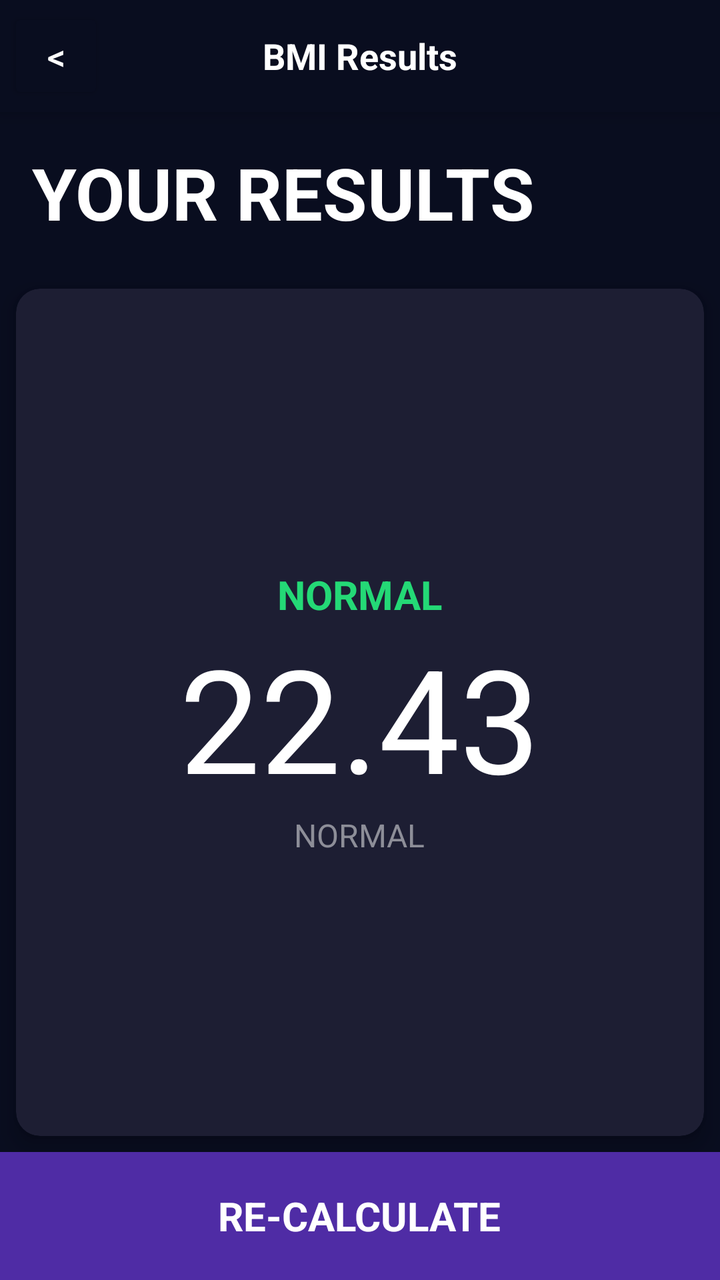
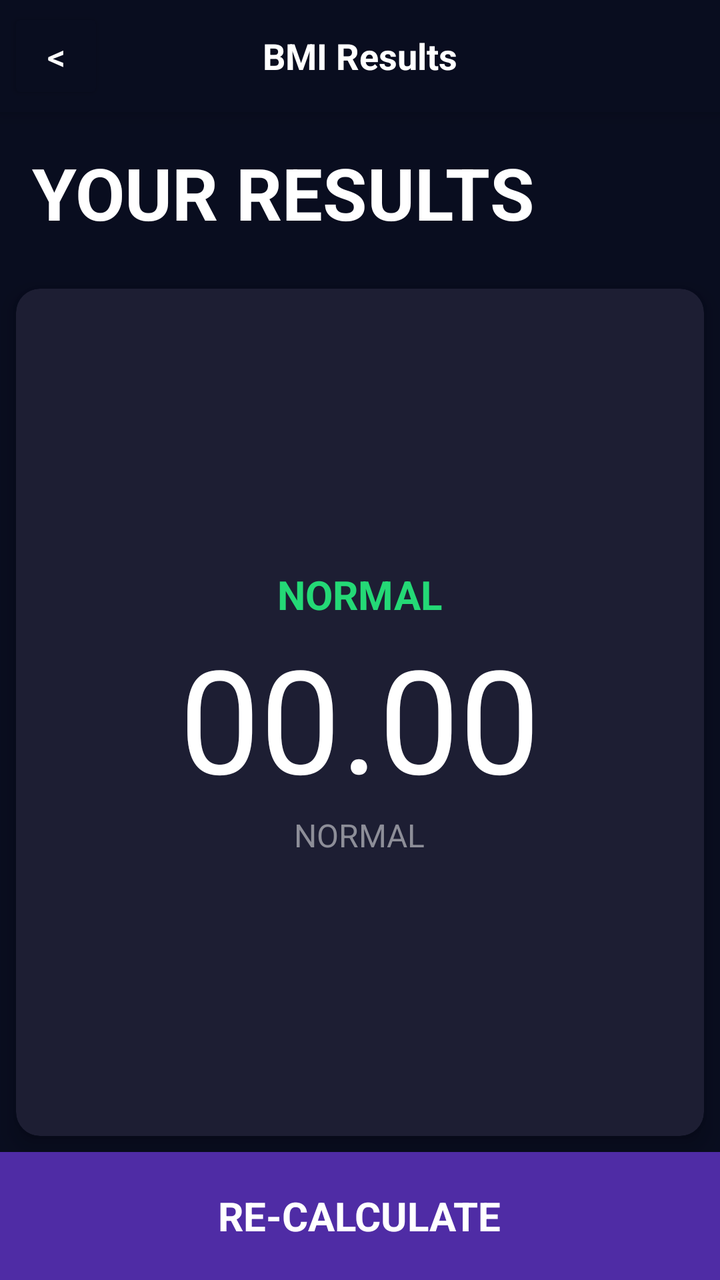

Two renders of the same Android screen: before a commit and after it. Below are the layout's source before the change and the commit's diff.
<!-- AndroidManifest.xml: application theme Theme.DSAMACT03AndroidStudioInicial -->
<!-- res/layout/second_activity.xml -->
<?xml version="1.0" encoding="utf-8"?>
<LinearLayout xmlns:android="http://schemas.android.com/apk/res/android"
    android:layout_width="match_parent"
    android:layout_height="match_parent"
    android:orientation="vertical"
    android:padding="0dp">
    <androidx.cardview.widget.CardView
        xmlns:app="http://schemas.android.com/apk/res-auto"
        android:id="@+id/cardBackUpper"
        android:layout_width="match_parent"
        android:layout_height="56dp"
        android:layout_margin="0dp"
        app:cardBackgroundColor="@color/white"
        app:cardCornerRadius="0dp"
        app:cardElevation="6dp"
        android:backgroundTint="@color/background">
        <LinearLayout
            android:layout_width="match_parent"
            android:layout_height="match_parent"
            android:orientation="horizontal"
            android:gravity="center_vertical">
            <Button
                android:layout_width="48dp"
                android:layout_height="48dp"
                android:layout_marginStart="4dp"
                android:backgroundTint="@color/background"
                android:minWidth="0dp"
                android:minHeight="0dp"
                android:padding="0dp"
                android:text="@string/lt"
                android:textColor="@color/white"
                android:textSize="18sp"

                />
            <TextView
                android:layout_width="0dp"
                android:layout_height="wrap_content"
                android:layout_weight="1"
                android:layout_marginEnd="52dp"
                android:gravity="center"
                android:text="@string/resultTitle"
                android:textSize="18sp"
                android:textStyle="bold"
                android:textColor="@color/white"/>
        </LinearLayout>
    </androidx.cardview.widget.CardView>

    <LinearLayout
        android:layout_width="match_parent"
        android:layout_height="wrap_content"
        android:orientation="vertical"
        android:background="@color/background">

        <TextView
            android:layout_width="match_parent"
            android:layout_height="wrap_content"
            android:layout_marginTop="16dp"
            android:layout_marginBottom="16dp"
            android:layout_marginStart="16dp"
            android:textSize="36sp"
            android:text="@string/urResults"
            android:textColor="@color/white"
            android:textStyle="bold"/>
    </LinearLayout>
    <LinearLayout
        android:layout_width="match_parent"
        android:layout_height="match_parent"
        android:orientation="vertical"
        android:padding="0dp"
        android:background="@color/background">
        <androidx.cardview.widget.CardView
            xmlns:app="http://schemas.android.com/apk/res-auto"
            android:id="@+id/cardResults"
            android:layout_width="match_parent"
            android:layout_height="0dp"
            android:layout_weight="1"
            android:layout_marginStart="16dp"
            android:layout_marginEnd="16dp"
            android:layout_marginBottom="16dp"
            app:cardCornerRadius="12dp"
            android:layout_margin="8dp"
            app:cardBackgroundColor="@color/cardLight"
            app:cardElevation="6dp">
            <LinearLayout
                android:layout_width="match_parent"
                android:layout_height="match_parent"
                android:orientation="vertical"
                android:gravity="center">
                <TextView
                    android:id="@+id/bmiText"
                    android:layout_width="wrap_content"
                    android:layout_height="wrap_content"
                    android:textSize="20sp"
                    android:text="@string/normal"
                    android:textColor="@color/normal"
                    android:textStyle="bold"/>
                <TextView
                    android:id="@+id/bmiNum"
                    android:layout_width="wrap_content"
                    android:layout_height="wrap_content"
                    android:textSize="72sp"

                    android:text="22.43"
                    android:textColor="@color/white"/>
                <TextView
                    android:id="@+id/bmiMiniText"
                    android:layout_width="wrap_content"
                    android:layout_height="wrap_content"
                    android:textSize="16sp"
                    android:text="@string/normal"
                    android:textColor="@color/textGrey"/>

            </LinearLayout>
        </androidx.cardview.widget.CardView>

        <androidx.cardview.widget.CardView
            xmlns:app="http://schemas.android.com/apk/res-auto"
            android:id="@+id/cardReCalculate"
            android:layout_width="match_parent"
            android:layout_height="64dp"
            android:layout_margin="0dp"
            app:cardCornerRadius="0dp"
            android:clickable="true"
            android:focusable="true"
            app:cardBackgroundColor="@color/calculate"
            app:cardElevation="6dp"
            >
            <LinearLayout
                android:layout_width="match_parent"
                android:layout_height="match_parent"
                android:gravity="center">
                <TextView
                    android:layout_width="wrap_content"
                    android:layout_height="wrap_content"
                    android:textSize="20sp"
                    android:text="@string/reCalculate"
                    android:gravity="center"
                    android:textColor="@color/white"
                    android:textStyle="bold"/>
            </LinearLayout>


        </androidx.cardview.widget.CardView>
    </LinearLayout>


</LinearLayout>
<!-- resources referenced by this layout -->
<resources>
  <color name="background">#090d1f</color>
  <color name="calculate">#4f2ca5</color>
  <color name="cardLight">#1d1e33</color>
  <color name="normal">#24d976</color>
  <color name="textGrey">#8d8e98</color>
  <color name="white">#FFFFFFFF</color>
  <string name="lt">&lt;</string>
  <string name="normal">NORMAL</string>
  <string name="reCalculate">RE-CALCULATE</string>
  <string name="resultTitle">BMI Results</string>
  <string name="urResults">YOUR RESULTS</string>
  <style name="Theme.DSAMACT03AndroidStudioInicial" parent="Base.Theme.DSAMACT03AndroidStudioInicial" />
  <style name="Base.Theme.DSAMACT03AndroidStudioInicial" parent="Theme.Material3.DayNight.NoActionBar">
          
          
      </style>
</resources>

<!-- the commit's change to res/layout/second_activity.xml (unified diff, before → after) -->
@@ -1,5 +1,6 @@
 <?xml version="1.0" encoding="utf-8"?>
 <LinearLayout xmlns:android="http://schemas.android.com/apk/res/android"
+    android:id="@+id/mainSecond"
     android:layout_width="match_parent"
     android:layout_height="match_parent"
     android:orientation="vertical"
@@ -20,6 +21,7 @@
             android:orientation="horizontal"
             android:gravity="center_vertical">
             <Button
+                android:id="@+id/back"
                 android:layout_width="48dp"
                 android:layout_height="48dp"
                 android:layout_marginStart="4dp"
@@ -91,7 +93,7 @@
                     android:layout_width="wrap_content"
                     android:layout_height="wrap_content"
                     android:textSize="20sp"
-                    android:text="@string/normal"
+                    android:text="@string/bmiText"
                     android:textColor="@color/normal"
                     android:textStyle="bold"/>
                 <TextView
@@ -100,14 +102,14 @@
                     android:layout_height="wrap_content"
                     android:textSize="72sp"
 
-                    android:text="22.43"
+                    android:text="@string/bmiNum"
                     android:textColor="@color/white"/>
                 <TextView
                     android:id="@+id/bmiMiniText"
                     android:layout_width="wrap_content"
                     android:layout_height="wrap_content"
                     android:textSize="16sp"
-                    android:text="@string/normal"
+                    android:text="@string/bmiText"
                     android:textColor="@color/textGrey"/>
 
             </LinearLayout>
<!-- resource entries referenced after the edit -->
@@ -6,8 +6,9 @@
   <color name="normal">#24d976</color>
   <color name="textGrey">#8d8e98</color>
   <color name="white">#FFFFFFFF</color>
+  <string name="bmiNum">00.00</string>
+  <string name="bmiText">NORMAL</string>
   <string name="lt">&lt;</string>
-  <string name="normal">NORMAL</string>
   <string name="reCalculate">RE-CALCULATE</string>
   <string name="resultTitle">BMI Results</string>
   <string name="urResults">YOUR RESULTS</string>
